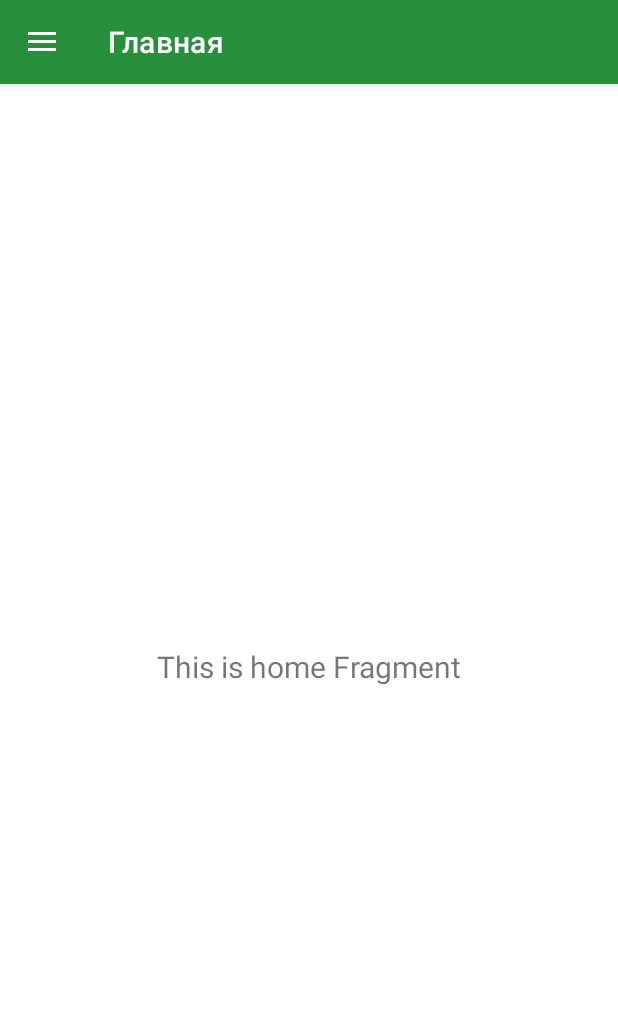
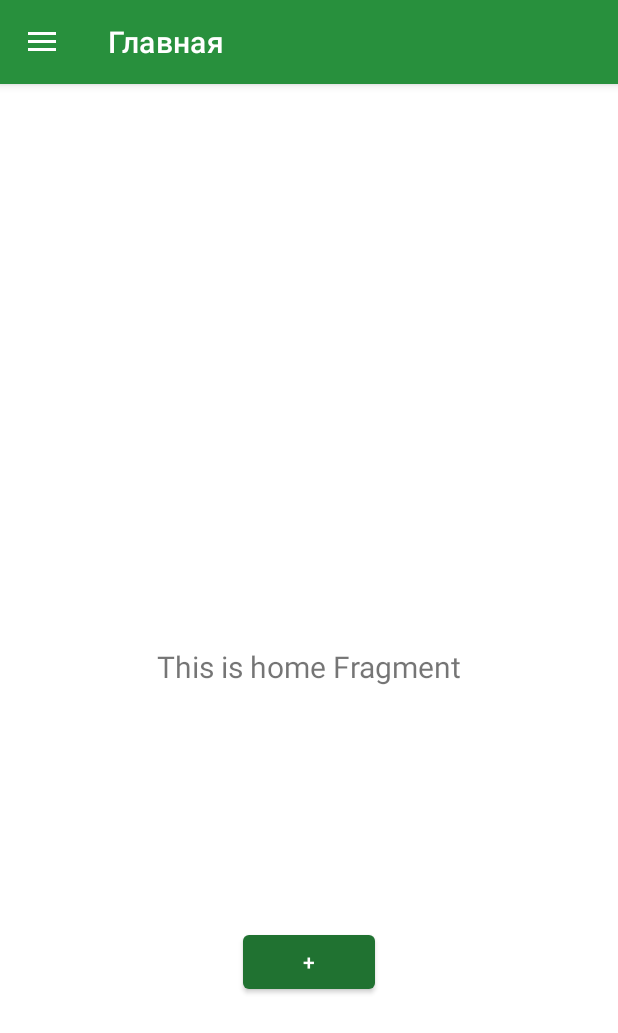
Before and after one commit to MrTOOGLE/Financial_Tracker, an Android app: the screen it shows after launch (MainActivity), on a phone screen of 412 x 824 dp. Shown: the top 1033 px of the screen. Run offline under Robolectric (Android 15) with nearby library versions, the phone set to English and light mode, and no system bars; our stand-ins replace navigation-ui.

Commit message:
make some changes

```diff
--- a/app/src/main/AndroidManifest.xml
+++ b/app/src/main/AndroidManifest.xml
@@ -24,5 +24,4 @@
             </intent-filter>
         </activity>
     </application>
-
 </manifest>
--- a/app/src/main/java/com/example/financial_tracker/ui/home/HomeFragment.kt
+++ b/app/src/main/java/com/example/financial_tracker/ui/home/HomeFragment.kt
@@ -7,6 +7,8 @@ import android.view.ViewGroup
 import android.widget.TextView
 import androidx.fragment.app.Fragment
 import androidx.lifecycle.ViewModelProvider
+import androidx.navigation.fragment.findNavController
+import com.example.financial_tracker.R
 import com.example.financial_tracker.databinding.FragmentHomeBinding
 
 class HomeFragment : Fragment() {
@@ -32,6 +34,11 @@ class HomeFragment : Fragment() {
         homeViewModel.text.observe(viewLifecycleOwner) {
             textView.text = it
         }
+
+        binding.addOperationBtn.setOnClickListener {
+            findNavController().navigate(R.id.action_homeFragment_to_addOperationFragment)
+        }
+
         return root
     }
 
--- a/app/src/main/res/layout/fragment_home.xml
+++ b/app/src/main/res/layout/fragment_home.xml
@@ -19,4 +19,14 @@
         app:layout_constraintEnd_toEndOf="parent"
         app:layout_constraintStart_toStartOf="parent"
         app:layout_constraintTop_toTopOf="parent" />
+
+    <Button
+        android:id="@+id/add_operationBtn"
+        android:layout_width="wrap_content"
+        android:layout_height="wrap_content"
+        android:text="+"
+        app:layout_constraintBottom_toBottomOf="parent"
+        app:layout_constraintEnd_toEndOf="parent"
+        app:layout_constraintStart_toStartOf="parent"
+        app:layout_constraintTop_toBottomOf="@+id/text_home" />
 </androidx.constraintlayout.widget.ConstraintLayout>
--- a/app/src/main/res/navigation/mobile_navigation.xml
+++ b/app/src/main/res/navigation/mobile_navigation.xml
@@ -9,7 +9,18 @@
         android:id="@+id/nav_home"
         android:name="com.example.financial_tracker.ui.home.HomeFragment"
         android:label="@string/menu_home"
-        tools:layout="@layout/fragment_home" />
+        tools:layout="@layout/fragment_home">
+        <action
+            android:id="@+id/action_homeFragment_to_addOperationFragment"
+            app:destination="@+id/add_operation_fragment"
+        />
+    </fragment>
+
+    <fragment
+        android:id="@+id/add_operation_fragment"
+        android:name="com.example.financial_tracker.ui.AddOperationFragment"
+        android:label="@string/menu_add_operation"
+        tools:layout="@layout/fragment_add_operation" />
 
     <fragment
         android:id="@+id/nav_chart"
--- a/app/src/main/res/values/strings.xml
+++ b/app/src/main/res/values/strings.xml
@@ -5,4 +5,5 @@
     <string name="menu_chart">Графики</string>
     <string name="menu_category">Категории</string>
     <string name="menu_settings">Настройки</string>
+    <string name="menu_add_operation">Добавьте операцию</string>
 </resources>
```
Also changed, not shown: app/src/main/java/com/example/financial_tracker/ui/AddOperationFragment.kt (added, +29 -0 lines), app/src/main/java/com/example/financial_tracker/ui/AddOperationViewModel.kt (added, +7 -0 lines), app/src/main/res/layout/fragment_add_operation.xml (added, +14 -0 lines).
